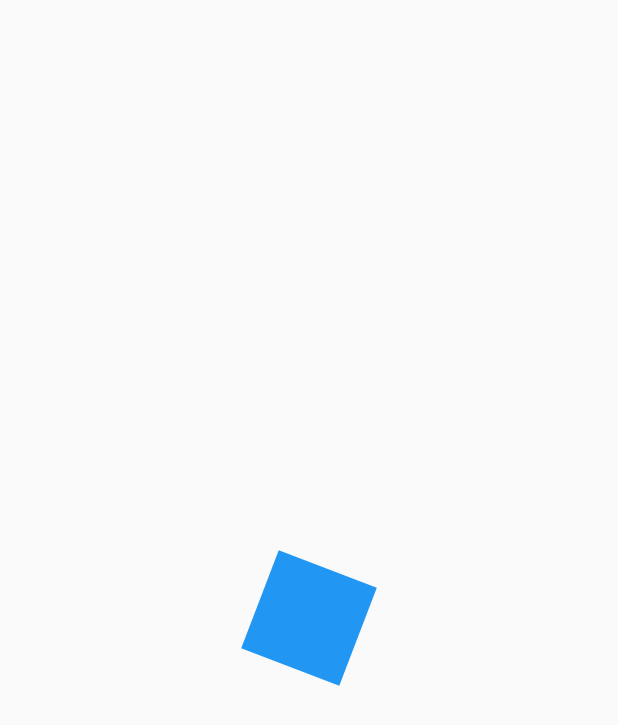
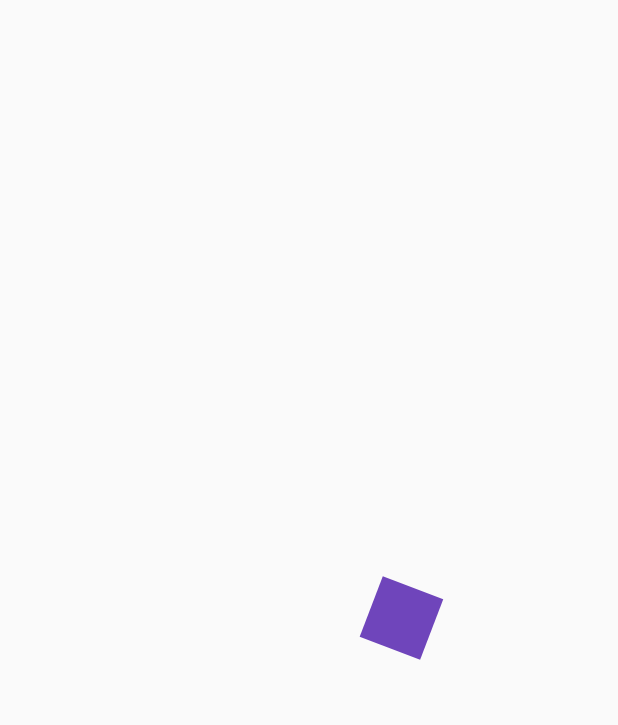
Before and after one commit to BlueDevCode/Backgrounds_Custom_Painter_Flutter, a Flutter app: the first screen one second after launch, on a phone screen of 412 x 824 dp. Shown: the top 725 px of the screen. Run offline on Flutter 3.47's test engine with Material 2 defaults, Android fonts, the phone set to English and light mode, and no system bars.

Commit message:
Add files via upload

```diff
--- a/lib/src/pages/animaciones_pages.dart
+++ b/lib/src/pages/animaciones_pages.dart
@@ -13,14 +13,14 @@ class AnimacionesPage extends StatelessWidget {
 }
 
 class _Rectangulo extends StatelessWidget {
-  const _Rectangulo({super.key});
+  const _Rectangulo();
 
   @override
   Widget build(BuildContext context) {
     return Container(
       width: 70,
       height: 70,
-      decoration: const BoxDecoration(color: Colors.blue),
+      decoration: const BoxDecoration(color: Colors.deepPurple),
     );
   }
 }
@@ -37,19 +37,32 @@ class CuadradoAnimado extends StatefulWidget {
 class _CuadradoAnimadoState extends State<CuadradoAnimado>
     with SingleTickerProviderStateMixin {
   late AnimationController controller;
-   late Animation<double> rotacion ;
+  late Animation<double> rotacion;
+  late Animation<double> opacidad;
+  late Animation<double> moverDerecha;
+  late Animation<double> agrandar;
+
   @override
   void initState() {
     controller = AnimationController(
         vsync: this, duration: const Duration(milliseconds: 4000));
-    rotacion = Tween(begin: 0.0, end: 2 * math.pi).animate(
-      CurvedAnimation(parent: controller, curve: Curves.easeOut)
-    );
+    rotacion = Tween(begin: 0.0, end: 2 * math.pi)
+        .animate(CurvedAnimation(parent: controller, curve: Curves.easeOut));
+
+    opacidad = Tween(begin: 0.1, end: 1.0).animate(CurvedAnimation(
+        parent: controller,
+        curve: const Interval(0, 0.25, curve: Curves.easeOut)));
+
+    moverDerecha = Tween(begin: 0.0, end: 200.0)
+        .animate(CurvedAnimation(parent: controller, curve: Curves.easeOut));
+
+    agrandar = Tween(begin: 0.0, end: 2.0)
+        .animate(CurvedAnimation(parent: controller, curve: Curves.easeOut));
 
     controller.addListener(() {
       print("Status: ${controller.status}");
-      if( controller.status == AnimationStatus.completed){
-        controller.reset();
+      if (controller.status == AnimationStatus.completed) {
+        controller.reverse();
       }
     });
 
@@ -64,18 +77,23 @@ class _CuadradoAnimadoState extends State<CuadradoAnimado>
 
   @override
   Widget build(BuildContext context) {
-
     controller.forward();
 
     return AnimatedBuilder(
       animation: controller,
-      //child: child,
-      builder: (BuildContext context, Widget? child) {
-
-
-        return Transform.rotate(
-          angle: rotacion.value,
-          child: const _Rectangulo());
+      child: const _Rectangulo(),
+      builder: (BuildContext context, Widget? childRectangulo) {
+        return Transform.translate(
+          offset: Offset(moverDerecha.value, 0),
+          child: Transform.rotate(
+              angle: rotacion.value,
+              child: Opacity(
+                opacity: opacidad.value,
+                child: Transform.scale(
+                  scale: agrandar.value,
+                  child: childRectangulo),
+              )),
+        );
       },
     );
   }
```
